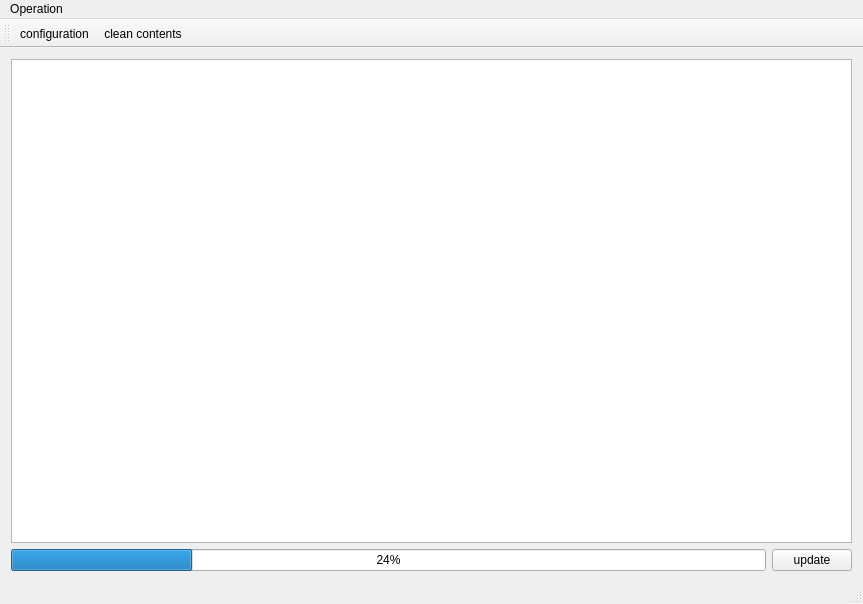
The window that Delivery Record/deliveryrecord.ui (pengjianaixue/Delivery-Record) describes before a commit, drawn with Qt 5.
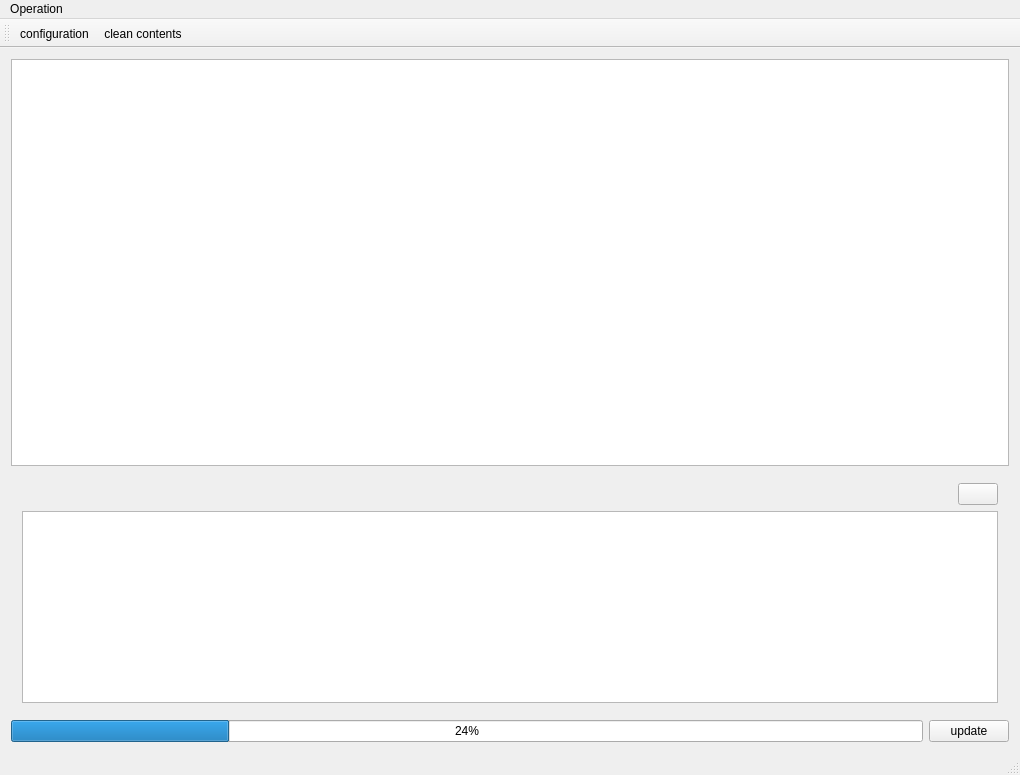
The same window after the commit. Icons and pictures are not drawn.

Commit message: finishi the user infor save and password Encry this version is useable

```diff
--- a/Delivery Record/deliveryrecord.ui
+++ b/Delivery Record/deliveryrecord.ui
@@ -6,19 +6,79 @@
    <rect>
     <x>0</x>
     <y>0</y>
-    <width>863</width>
-    <height>604</height>
+    <width>1020</width>
+    <height>775</height>
    </rect>
   </property>
   <property name="windowTitle">
    <string>DeliveryRecord</string>
   </property>
   <widget class="QWidget" name="centralWidget">
-   <layout class="QGridLayout" name="gridLayout">
+   <layout class="QGridLayout" name="gridLayout_2">
     <item row="0" column="0">
      <widget class="QTableWidget" name="tablewideget_deliverytable"/>
     </item>
     <item row="1" column="0">
+     <widget class="QWidget" name="widget_displayinfor" native="true">
+      <property name="sizePolicy">
+       <sizepolicy hsizetype="Expanding" vsizetype="Minimum">
+        <horstretch>0</horstretch>
+        <verstretch>0</verstretch>
+       </sizepolicy>
+      </property>
+      <layout class="QGridLayout" name="gridLayout">
+       <item row="0" column="0">
+        <layout class="QVBoxLayout" name="verticalLayout">
+         <item>
+          <layout class="QHBoxLayout" name="horizontalLayout">
+           <item>
+            <spacer name="horizontalSpacer">
+             <property name="orientation">
+              <enum>Qt::Horizontal</enum>
+             </property>
+             <property name="sizeHint" stdset="0">
+              <size>
+               <width>40</width>
+               <height>20</height>
+              </size>
+             </property>
+            </spacer>
+           </item>
+           <item>
+            <widget class="QPushButton" name="pushButton_hidedispaly">
+             <property name="sizePolicy">
+              <sizepolicy hsizetype="Minimum" vsizetype="Preferred">
+               <horstretch>0</horstretch>
+               <verstretch>0</verstretch>
+              </sizepolicy>
+             </property>
+             <property name="text">
+              <string/>
+             </property>
+             <property name="icon">
+              <iconset resource="deliveryrecord.qrc">
+               <normaloff>:/DeliveryRecord/Resources/hide.png</normaloff>:/DeliveryRecord/Resources/hide.png</iconset>
+             </property>
+            </widget>
+           </item>
+          </layout>
+         </item>
+         <item>
+          <widget class="QTextBrowser" name="textBrowser_updateInfor">
+           <property name="sizePolicy">
+            <sizepolicy hsizetype="Expanding" vsizetype="Preferred">
+             <horstretch>0</horstretch>
+             <verstretch>0</verstretch>
+            </sizepolicy>
+           </property>
+          </widget>
+         </item>
+        </layout>
+       </item>
+      </layout>
+     </widget>
+    </item>
+    <item row="2" column="0">
      <layout class="QHBoxLayout" name="horizontalLayout_2">
       <item>
        <widget class="QProgressBar" name="progressBar_update">
@@ -47,7 +107,7 @@
     <rect>
      <x>0</x>
      <y>0</y>
-     <width>863</width>
+     <width>1020</width>
      <height>21</height>
     </rect>
    </property>
```
The commit also changes 17 other files.
